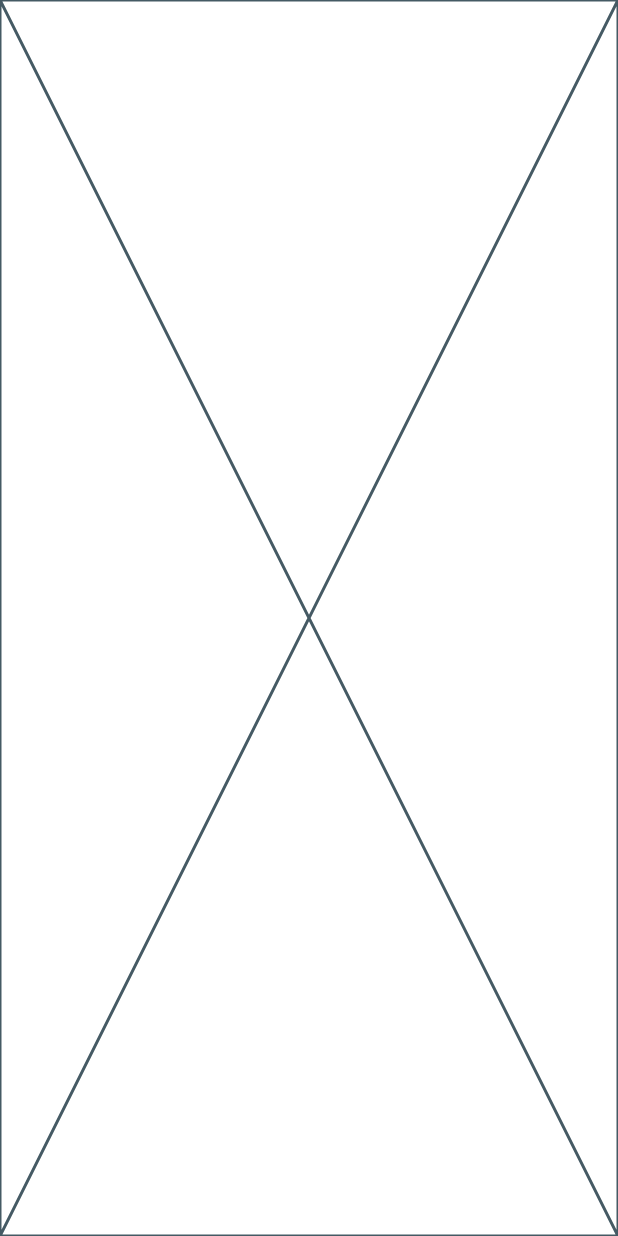
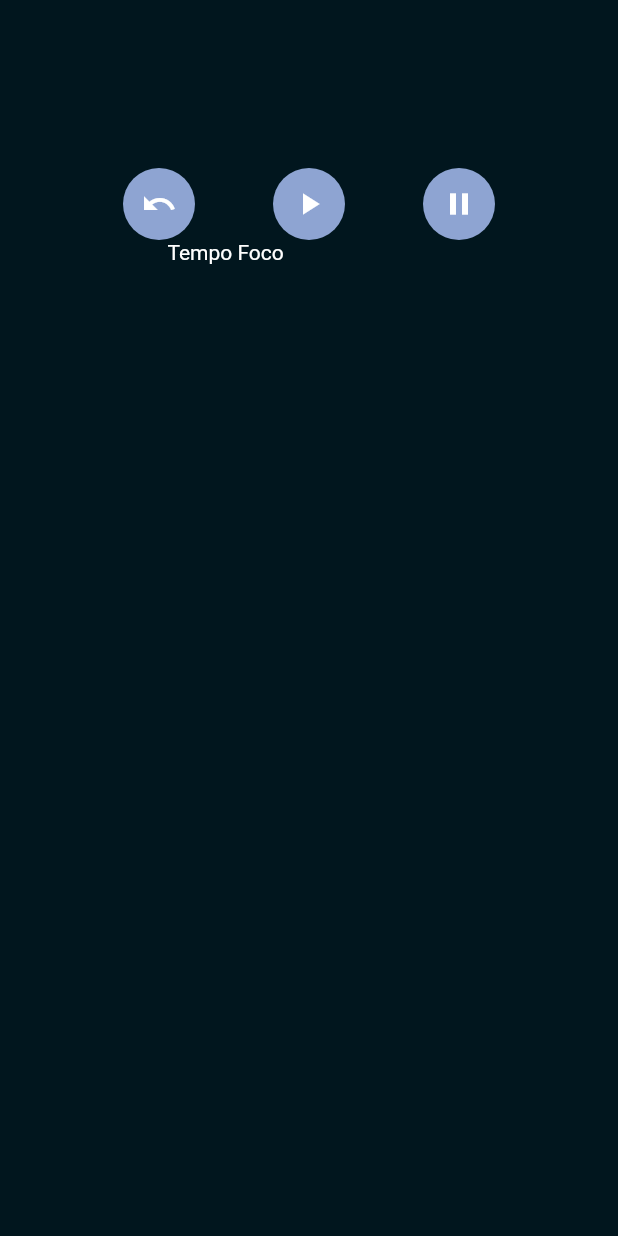
Before and after one commit to devv-thiago/pomodoro_timer, a Flutter app: the screen it shows after launch, on a phone screen of 412 x 824 dp. Run offline on Flutter 3.47's test engine with Material 2 defaults, Android fonts, the phone set to English and light mode, and no system bars.

Commit message:
att 04/03/2023

```diff
--- a/lib/home.dart
+++ b/lib/home.dart
@@ -1,9 +1,70 @@
 import 'package:flutter/material.dart';
 
 class HomePage extends StatelessWidget {
+  late int tempoFoco;
 
   @override
   Widget build(BuildContext context) {
-    return const Placeholder();
+    return Scaffold(
+        backgroundColor: const Color.fromRGBO(1, 22, 30, 1),
+        body: Center(
+          child: Container(
+            height: 600,
+            width: 300,
+            child: Column(children: [
+              Row(
+                children: [],
+              ),
+              Row(
+                mainAxisAlignment: MainAxisAlignment.spaceAround,
+                children: <Widget>[
+                  Container(
+                    decoration: const BoxDecoration(
+                        color: Color.fromRGBO(142, 164, 210, 1),
+                        shape: BoxShape.circle),
+                    child: IconButton(
+                      onPressed: () {},
+                      icon: const Icon(Icons.undo),
+                      color: Colors.white,
+                    ),
+                  ),
+                  Container(
+                    decoration: const BoxDecoration(
+                        color: Color.fromRGBO(142, 164, 210, 1),
+                        shape: BoxShape.circle),
+                    child: IconButton(
+                      onPressed: () {},
+                      icon: const Icon(Icons.play_arrow),
+                      color: Colors.white,
+                    ),
+                  ),
+                  Container(
+                    decoration: const BoxDecoration(
+                        color: Color.fromRGBO(142, 164, 210, 1),
+                        shape: BoxShape.circle),
+                    child: IconButton(
+                      onPressed: () {},
+                      icon: const Icon(Icons.pause),
+                      color: Colors.white,
+                    ),
+                  )
+                ],
+              ),
+              Row(mainAxisAlignment: MainAxisAlignment.spaceAround, children: [
+                Column(
+                  children: [
+                    Text(
+                      "Tempo Foco",
+                      style: TextStyle(color: Colors.white),
+                    )
+                  ],
+                ),
+                Column(
+                  children: [],
+                ),
+              ]),
+            ]),
+          ),
+        ));
   }
 }
```
Also changed, not shown: pubspec.lock.
